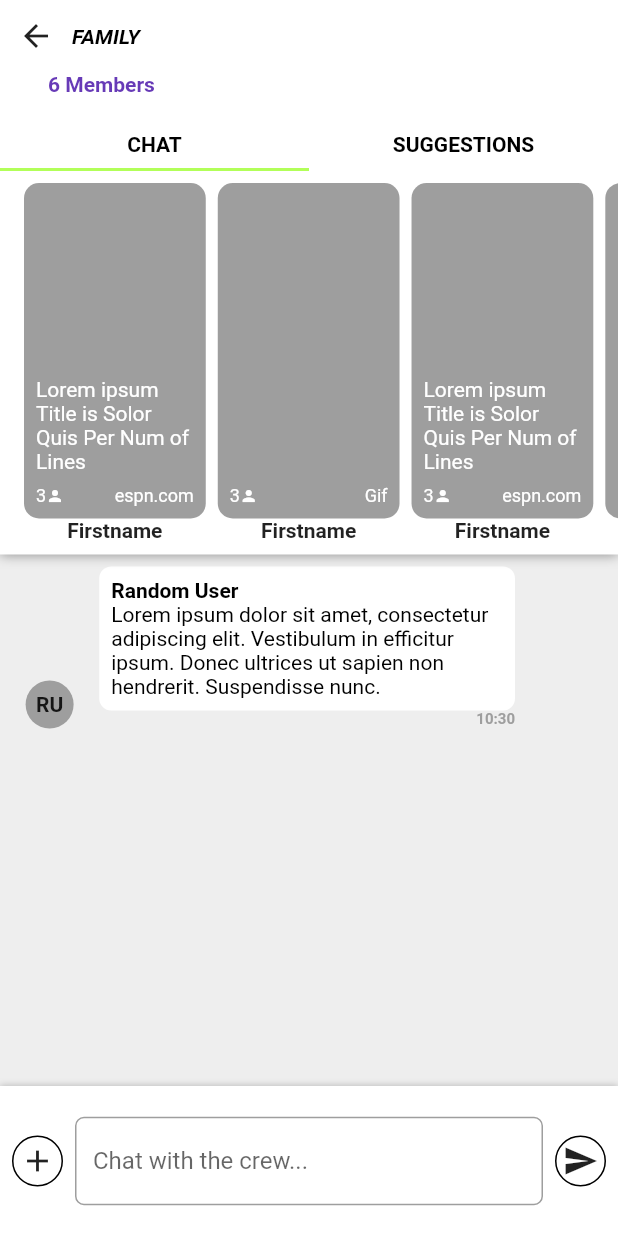
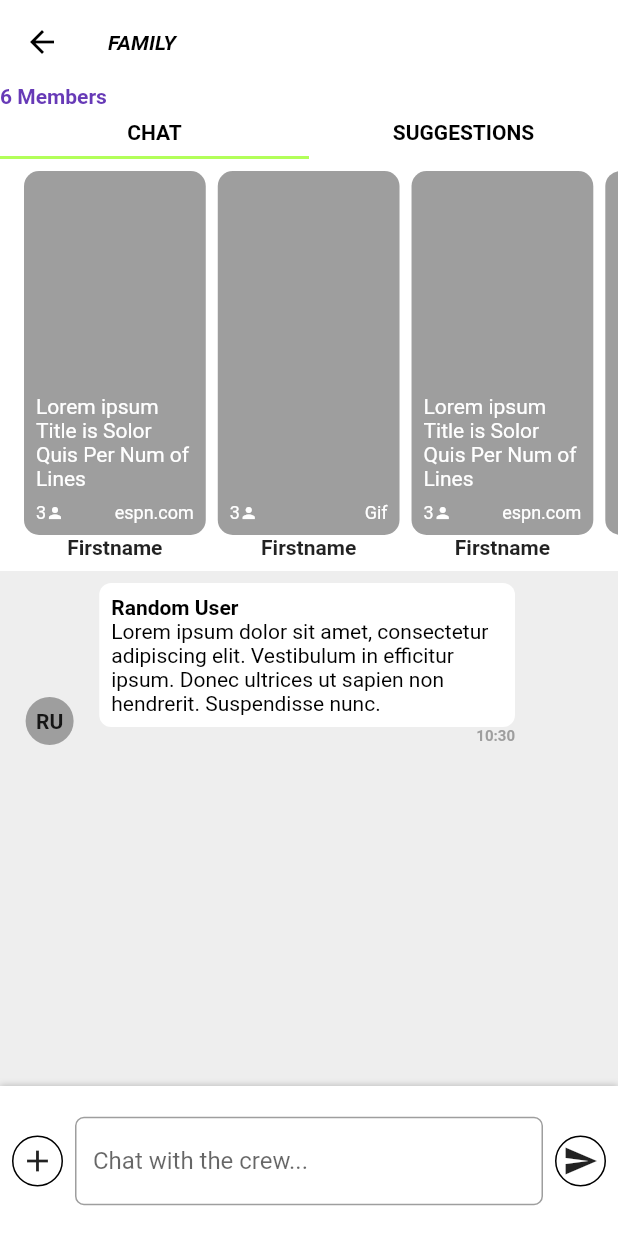
Before and after one commit to TesteurManiak/bstevr_assessment, a Flutter app: the screen it shows after launch, after a tap on the "add" icon, on a phone screen of 412 x 824 dp. Run offline on Flutter 3.47's test engine with Material 2 defaults, Android fonts, the phone set to English and light mode, and no system bars.

Commit message:
separated whole appbar

```diff
--- a/chat_screen/lib/ui/chat_screen/chat_screen.dart
+++ b/chat_screen/lib/ui/chat_screen/chat_screen.dart
@@ -1,5 +1,5 @@
 import 'package:chat_screen/models/message_model.dart';
-import 'package:chat_screen/ui/chat_screen/widgets/chat_app_bar.dart';
+import 'package:chat_screen/ui/chat_screen/widgets/custom_header.dart';
 import 'package:chat_screen/ui/chat_screen/widgets/message_bottom_bar.dart';
 import 'package:chat_screen/ui/chat_screen/widgets/message_bubble.dart';
 import 'package:flutter/material.dart';
@@ -12,6 +12,14 @@ class ChatScreen extends StatefulWidget {
 class _ChatScreenState extends State<ChatScreen>
     with SingleTickerProviderStateMixin {
   final _messages = <MessageModel>[];
+
+  late final _tabController = TabController(
+    length: 2,
+    vsync: this,
+    initialIndex: _currentTabIndex,
+  );
+
+  int _currentTabIndex = 0;
 
   void _submitMessage(String message) {
     setState(() {
@@ -41,7 +49,14 @@ class _ChatScreenState extends State<ChatScreen>
   }
 
   @override
+  void dispose() {
+    _tabController.dispose();
+    super.dispose();
+  }
+
+  @override
   Widget build(BuildContext context) {
+    final size = MediaQuery.of(context).size;
     return Scaffold(
       bottomNavigationBar: MessageBottomBar(
         submitMessageCallback: _submitMessage,
@@ -49,7 +64,64 @@ class _ChatScreenState extends State<ChatScreen>
       ),
       body: CustomScrollView(
         slivers: [
-          ChatAppBar(),
+          SliverAppBar(
+            pinned: true,
+            elevation: 0,
+            leading: BackButton(),
+            title: const Text(
+              'FAMILY',
+              style: TextStyle(
+                color: Colors.black,
+                fontWeight: FontWeight.bold,
+                fontStyle: FontStyle.italic,
+              ),
+            ),
+          ),
+          SliverToBoxAdapter(
+            child: Container(
+              color: Theme.of(context).appBarTheme.backgroundColor,
+              child: const Text(
+                '6 Members',
+                style: TextStyle(
+                  color: Colors.deepPurple,
+                  fontWeight: FontWeight.bold,
+                ),
+              ),
+            ),
+          ),
+          SliverToBoxAdapter(
+            child: Container(
+              color: Theme.of(context).appBarTheme.backgroundColor,
+              child: TabBar(
+                indicatorColor: Colors.lightGreenAccent,
+                controller: _tabController,
+                tabs: const <Widget>[
+                  Text(
+                    'CHAT',
+                    style: TextStyle(
+                      color: Colors.black,
+                      fontWeight: FontWeight.bold,
+                    ),
+                  ),
+                  Text(
+                    'SUGGESTIONS',
+                    style: TextStyle(
+                      color: Colors.black,
+                      fontWeight: FontWeight.bold,
+                    ),
+                  ),
+                ],
+              ),
+            ),
+          ),
+          SliverPersistentHeader(
+            delegate: CustomHeader(
+              maxExtent: size.height / 3,
+              minExtent: size.height / 4.5,
+              tabController: _tabController,
+            ),
+            pinned: true,
+          ),
           SliverList(
             delegate: SliverChildListDelegate(<Widget>[
               ..._messages
--- a/chat_screen/lib/ui/chat_screen/widgets/chat_app_bar.dart
+++ /dev/null
@@ -1,42 +0,0 @@
-import 'dart:async';
-
-import 'package:chat_screen/ui/chat_screen/widgets/custom_header.dart';
-import 'package:flutter/material.dart';
-
-class ChatAppBar extends StatefulWidget {
-  @override
-  State<StatefulWidget> createState() => _ChatAppBarState();
-}
-
-class _ChatAppBarState extends State<ChatAppBar>
-    with SingleTickerProviderStateMixin {
-  int _currentTabIndex = 0;
-
-  final _appBarHeightController = StreamController<double>();
-
-  late final _tabController = TabController(
-    length: 2,
-    vsync: this,
-    initialIndex: _currentTabIndex,
-  );
-
-  @override
-  void dispose() {
-    _tabController.dispose();
-    _appBarHeightController.close();
-    super.dispose();
-  }
-
-  @override
-  Widget build(BuildContext context) {
-    final size = MediaQuery.of(context).size;
-    return SliverPersistentHeader(
-      delegate: CustomHeader(
-        maxExtent: size.height / 3 + 95,
-        minExtent: size.height / 4,
-        tabController: _tabController,
-      ),
-      pinned: true,
-    );
-  }
-}
--- a/chat_screen/lib/ui/chat_screen/widgets/custom_header.dart
+++ b/chat_screen/lib/ui/chat_screen/widgets/custom_header.dart
@@ -20,75 +20,26 @@ class CustomHeader extends SliverPersistentHeaderDelegate {
   @override
   Widget build(
       BuildContext context, double shrinkOffset, bool overlapsContent) {
+    final appBarTheme = Theme.of(context).appBarTheme;
     final scale = 1 - shrinkOffset / maxExtent;
     final isSemiCollapsed = scale < 0.75;
     return Container(
       decoration: BoxDecoration(
-        color: Colors.white,
+        color: appBarTheme.backgroundColor,
         boxShadow: [
+          if (appBarTheme.elevation != null && appBarTheme.elevation! > 0)
             BoxShadow(
               color: Colors.black.withOpacity(0.4),
               blurRadius: 6,
+              offset: Offset(0, appBarTheme.elevation!),
             )
         ],
       ),
-      child: Column(
-        crossAxisAlignment: CrossAxisAlignment.start,
-        mainAxisSize: MainAxisSize.min,
-        children: [
-          Row(
-            children: [
-              BackButton(),
-              const Text(
-                'FAMILY',
-                style: TextStyle(
-                  color: Colors.black,
-                  fontWeight: FontWeight.bold,
-                  fontStyle: FontStyle.italic,
-                ),
-              ),
-            ],
-          ),
-          if (!isSemiCollapsed)
-            Padding(
-              padding: const EdgeInsets.only(left: 32, bottom: 16),
-              child: const Text(
-                '6 Members',
-                style: TextStyle(
-                  color: Colors.deepPurple,
-                  fontWeight: FontWeight.bold,
-                ),
-              ),
-            ),
-          TabBar(
-            indicatorColor: Colors.lightGreenAccent,
-            controller: tabController,
-            tabs: const <Widget>[
-              Text(
-                'CHAT',
-                style: TextStyle(
-                  color: Colors.black,
-                  fontWeight: FontWeight.bold,
-                ),
-              ),
-              Text(
-                'SUGGESTIONS',
-                style: TextStyle(
-                  color: Colors.black,
-                  fontWeight: FontWeight.bold,
-                ),
-              ),
-            ],
-          ),
-          Expanded(
       child: TabBarView(
         controller: tabController,
         children: [
           ChatTabView(isSemiCollapsed, maxExtent * scale),
           SuggestionsTabView(),
-              ],
-            ),
-          ),
         ],
       ),
     );
```
Lines whose indentation alone changed are shown as unchanged.
